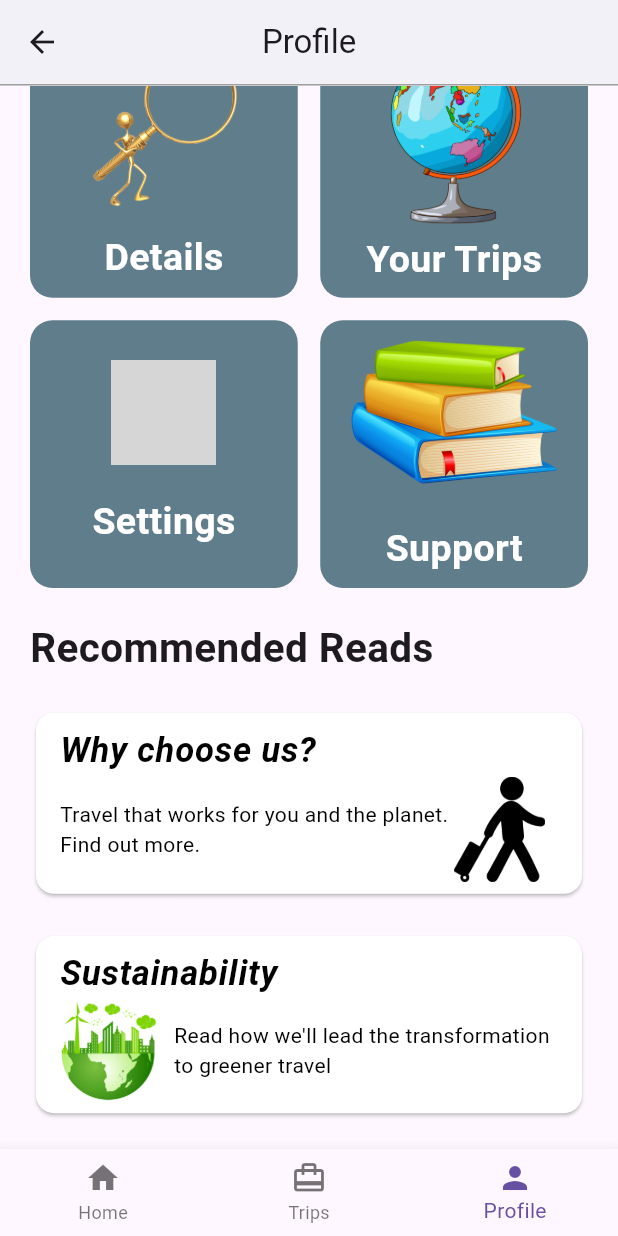
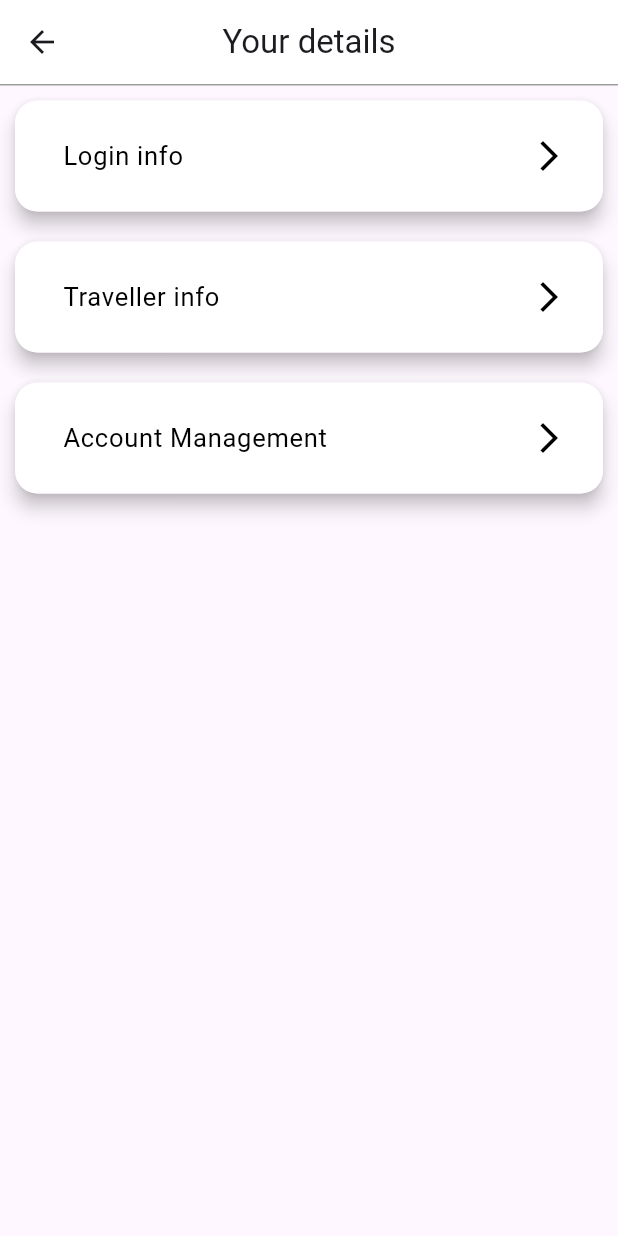
Before and after one commit to AyonDebnath/FLIGHT-SAVVY-APP, a Flutter app: the ProfilePage screen opened directly with empty values, scrolled down 376 dp, after a tap on "Details", on a phone screen of 412 x 824 dp. Run offline on Flutter 3.47's test engine with Material 3 defaults, Android fonts, the light colour scheme and no system bars; our stand-ins replace cloud_firestore, firebase_auth, firebase_core, google_sign_in; accounts and stored records are empty; grey boxes are pictures that could not be loaded.

Commit message:
details_view.dart added

```diff
--- /dev/null
+++ b/flight_savvy/lib/view/details_view.dart
@@ -0,0 +1,112 @@
+import 'package:flutter/material.dart';
+
+class details extends StatefulWidget {
+  const details({super.key});
+
+  @override
+  State<details> createState() => _detailsState();
+}
+
+class _detailsState extends State<details> {
+  @override
+  Widget build(BuildContext context) {
+    return Scaffold(
+      appBar: AppBar(
+        title: Text('Your details'),
+        centerTitle: true,
+        backgroundColor: Colors.white,
+        bottom: PreferredSize(
+          preferredSize: Size.fromHeight(1.0),
+          child: Container(
+            color: Colors.grey,
+            height: 1.0,
+          ), // Set the preferred size of the underline
+        ),
+        leading: IconButton(
+          icon: Icon(Icons.arrow_back),
+          onPressed: () {
+            // Handle back button press
+            Navigator.of(context).pop();
+          },
+        ),
+      ),
+      body: CardList(),
+    );
+  }
+}
+
+
+class CardList extends StatelessWidget {
+  @override
+  Widget build(BuildContext context) {
+    return Column(
+      children: <Widget>[
+        _buildClickableCard(
+          title: 'Login info',
+          subtitle: '',
+          color: Colors.white,
+          index: 0,
+        ),
+        _buildClickableCard(
+          title: 'Traveller info',
+          subtitle: '',
+          color: Colors.white,
+          index: 1,
+        ),
+        _buildClickableCard(
+          title: 'Account Management',
+          subtitle: '',
+          color: Colors.white,
+          index: 1,
+        ),
+        // Add more cards as needed
+      ],
+    );
+  }
+
+  Widget _buildClickableCard({required String title, required String subtitle, required Color color, required int index}) {
+    return GestureDetector(
+      onTap: () {
+        print("index:$index pressed");
+      },
+      child: Card(
+        elevation: 5.0,
+        margin: EdgeInsets.all(10.0),
+        shape: RoundedRectangleBorder(
+          borderRadius: BorderRadius.circular(15.0),
+        ),
+        child: Container(
+          decoration: BoxDecoration(
+            color: color,
+            borderRadius: BorderRadius.circular(15.0),
+          ),
+          child: ListTile(
+            title: Padding(
+              padding: const EdgeInsets.all(8.0),
+              child: Padding(
+                padding: const EdgeInsets.all(8.0),
+                child: Text(
+                  title,
+                  style: TextStyle(
+                    color: Colors.black,
+                    fontSize: 17,
+                  ),
+                ),
+              ),
+            ),
+            // subtitle: Text(
+            //   subtitle,
+            //   style: TextStyle(
+            //     color: Colors.black,
+            //   ),
+            // ),
+            trailing: Icon(
+              Icons.arrow_forward_ios,
+              color: Colors.black,
+            ),
+          ),
+        ),
+      ),
+    );
+  }
+}
--- a/flight_savvy/lib/view/profile_view.dart
+++ b/flight_savvy/lib/view/profile_view.dart
@@ -2,6 +2,7 @@
 import 'package:flutter/material.dart';
 import 'homepage_view.dart';
 import 'login_view.dart';
+import 'details_view.dart';
 
 class Profile extends StatefulWidget {
   final String username;
@@ -148,7 +149,9 @@
                   return GestureDetector(
                     onTap: () {
                       // Handle tap on the grid item
-                      print('Tapped on item $index');
+                      Navigator.of(context).push(
+                        MaterialPageRoute(builder: (context) => details()),
+                      );
                     },
                     child: Container(
                       decoration: BoxDecoration(
@@ -410,6 +413,7 @@
           }
         },
       ),
+
     );
   }
 }
```
